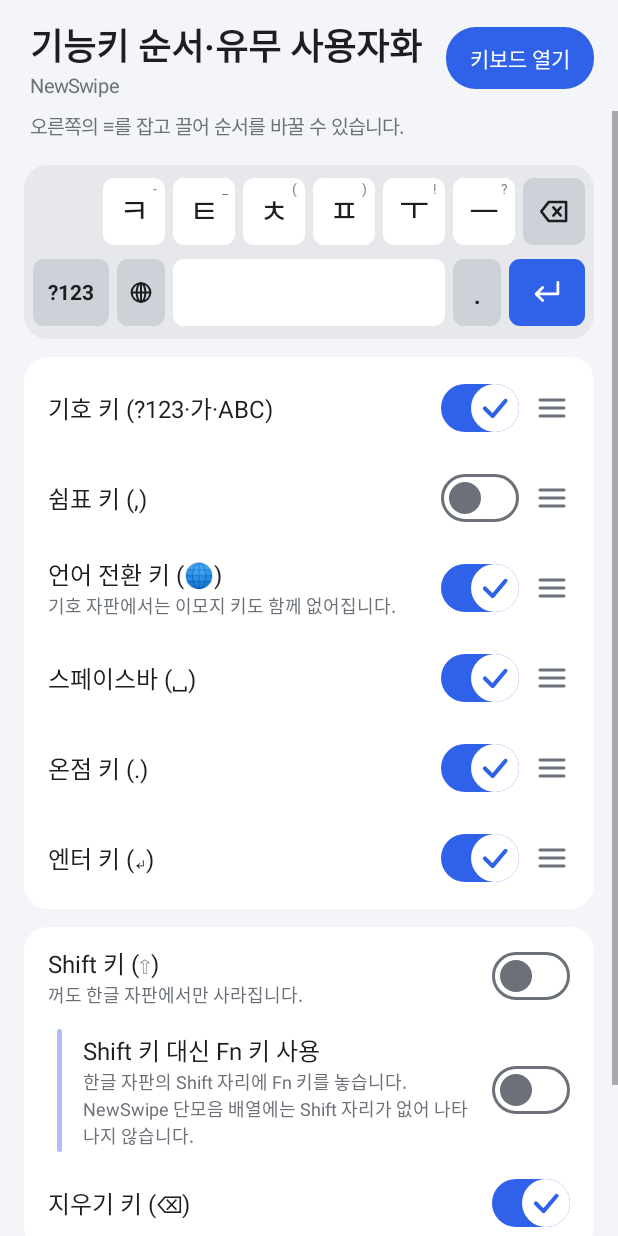
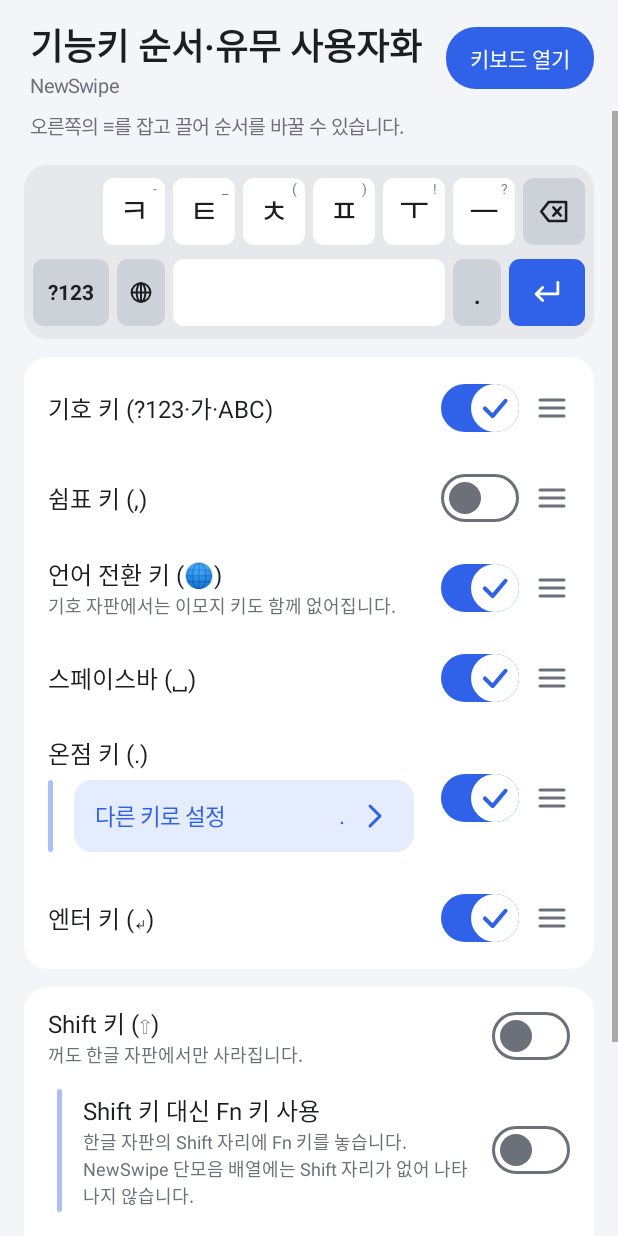
Before and after one commit to TechTree-Alt/NewSwipe, an Android app: the BottomKeysEditorActivity screen opened directly, with no data from a screen before it, on a phone screen of 412 x 824 dp. Run offline under Robolectric (Android 15) with nearby library versions, the phone set to English and light mode, and no system bars.

Commit message:
전체 선택 후 복사 기능 추가, 하단 쉼표·온점 키를 다른 한 글자 키로 바꾸는 설정 추가
Co-Authored-By: Claude Sonnet 5.5 <noreply@anthropic.com>

```diff
--- a/app/src/main/assets/guide/usage.txt
+++ b/app/src/main/assets/guide/usage.txt
@@ -62,6 +62,7 @@ NewSwipe는 '단모음 자판'을 바탕으로 한 한글 키보드입니다.
 · 기호 키를 위로 밀거나 길게 누르면 이모지 창이 열립니다. 숫자 자판의 ?123도 길게 누르면 이모지 창이 열립니다.
 · 🌐︎를 누르면 한글과 영어 자판을 오갑니다. 길게 누르면 다른 키보드를 고를 수 있습니다.
 · '자판 레이아웃 > 기능키 순서·유무 사용자화'에서 Shift 키를 끄고 'Shift 키 대신 Fn 키 사용'을 켜면, 한글 자판의 Shift 자리에 Fn 키가 생깁니다. 탭·길게 누르기·위·아래·왼쪽·오른쪽으로 밀 때 할 일은 그 아래 'Fn 키 사용자화'에서 정합니다 (처음에는 탭하면 클립보드가 열립니다).
+· 같은 화면에서 쉼표 키와 온점 키를 켜 두면 '다른 키로 설정'이 나타납니다. ?·!·… 같은 다른 한 글자를 정하면 그 글자를 입력하는 키로 바뀌고, 길게 누르기·밀기 설정은 그대로 이어집니다.
 
 ## 도구 막대
 자판 위(설정에 따라 아래)의 도구 막대에서 클립보드, 이모지, 음성 입력, 실행 취소, 한 손 모드, 설정, 키보드 숨기기를 쓸 수 있습니다.
--- a/app/src/main/java/com/alternative_studios/newswipe/BottomKeysEditorActivity.java
+++ b/app/src/main/java/com/alternative_studios/newswipe/BottomKeysEditorActivity.java
@@ -178,6 +178,81 @@ public final class BottomKeysEditorActivity extends Activity {
         }));
     }
 
+    /** 쉼표·온점 키의 줄 이름: 다른 글자로 바꿨으면 그 글자를 괄호 안에 보여 준다. */
+    private String rowName(String id) {
+        if (BottomKeys.COMMA.equals(id)) return "쉼표 키 (" + prefs.keyChar(",") + ")";
+        if (BottomKeys.PERIOD.equals(id)) return "온점 키 (" + prefs.keyChar(".") + ")";
+        return BottomKeys.label(id);
+    }
+
+    /** 쉼표·온점 키가 입력할 글자를 정하는 하위 버튼. 오른쪽에 지금 글자를 보여 준다. */
+    private View charButton(String id, TextView nameView) {
+        String slot = BottomKeys.COMMA.equals(id) ? "," : ".";
+        LinearLayout row = new LinearLayout(this);
+        row.setGravity(Gravity.CENTER_VERTICAL);
+        int h = Ui.dp(this, 14);
+        row.setPadding(h, Ui.dp(this, 12), h, Ui.dp(this, 12));
+        row.setBackground(Ui.ripple(accentColor & 0x00FFFFFF | 0x33000000,
+                Ui.round(accentColor & 0x00FFFFFF | 0x1F000000, Ui.dp(this, 12)), Ui.dp(this, 12)));
+        row.addView(text("다른 키로 설정", 15, accentColor),
+                new LinearLayout.LayoutParams(0, ViewGroup.LayoutParams.WRAP_CONTENT, 1f));
+        TextView current = text(prefs.keyChar(slot), 15, accentColor);
+        current.setPadding(0, 0, Ui.dp(this, 8), 0);
+        row.addView(current);
+        row.addView(new Chevron(this, accentColor));
+        row.setClickable(true);
+        row.setFocusable(true);
+        row.setOnClickListener(v -> editChar(slot, () -> {
+            current.setText(prefs.keyChar(slot));
+            nameView.setText(rowName(id));
+            updatePreview();
+        }));
+        LinearLayout.LayoutParams lp = new LinearLayout.LayoutParams(ViewGroup.LayoutParams.MATCH_PARENT,
+                ViewGroup.LayoutParams.WRAP_CONTENT);
+        lp.setMargins(0, Ui.dp(this, 6), Ui.dp(this, 10), Ui.dp(this, 6));
+        row.setLayoutParams(lp);
+        return row;
+    }
+
+    /** 쉼표·온점 키가 입력할 한 글자를 적는 대화상자. */
+    private void editChar(String slot, Runnable done) {
+        android.widget.EditText input = new android.widget.EditText(this);
+        input.setInputType(android.text.InputType.TYPE_CLASS_TEXT | android.text.InputType.TYPE_TEXT_FLAG_NO_SUGGESTIONS);
+        input.setSingleLine(true);
+        input.setFilters(new android.text.InputFilter[]{new android.text.InputFilter.LengthFilter(2)});   // 코드 포인트 하나는 최대 두 칸
+        input.setText(prefs.keyChar(slot));
+        input.setSelection(input.getText().length());
+        input.setGravity(Gravity.CENTER);
+        input.setTextSize(TypedValue.COMPLEX_UNIT_SP, 22);
+        int pad = Ui.dp(this, 20);
+        LinearLayout box = new LinearLayout(this);
+        box.setOrientation(LinearLayout.VERTICAL);
+        box.setPadding(pad, Ui.dp(this, 8), pad, 0);
+        box.addView(text("이 키가 입력할 글자를 한 글자만 적어 주세요 (예: ? ! …). 길게 누르기·밀기 설정은 그대로 이어집니다.", 13, hintColor));
+        box.addView(input);
+        android.app.AlertDialog d = AppTheme.dialogBuilder(this)
+                .setTitle(slot.equals(",") ? "쉼표 키 다른 키로 설정" : "온점 키 다른 키로 설정")
+                .setView(box)
+                .setPositiveButton("저장", null)
+                .setNeutralButton("기본값", (dlg, w) -> {
+                    prefs.setKeyChar(slot, slot);
+                    done.run();
+                })
+                .setNegativeButton("취소", null)
+                .create();
+        d.setOnShowListener(x -> d.getButton(android.app.AlertDialog.BUTTON_POSITIVE).setOnClickListener(v -> {
+            String s = input.getText().toString();
+            if (s.isEmpty() || s.codePointCount(0, s.length()) != 1 || Character.isWhitespace(s.codePointAt(0))) {
+                Toast.makeText(this, "공백이 아닌 한 글자만 적어 주세요", Toast.LENGTH_SHORT).show();
+                return;
+            }
+            prefs.setKeyChar(slot, s);
+            done.run();
+            d.dismiss();
+        }));
+        d.show();
+    }
+
     /** Fn 키의 탭·길게 누르기·밀기 기능을 정하는 화면으로 가는 버튼. 설정 화면의 하위 버튼과 같은 모양이다. */
     private View fnEditButton() {
         LinearLayout row = new LinearLayout(this);
@@ -270,14 +345,26 @@ public final class BottomKeysEditorActivity extends Activity {
         row.setBackground(Ui.round(card, Ui.dp(this, 12)));   // 끌어 올렸을 때 아래 줄이 비치지 않게
         LinearLayout texts = new LinearLayout(this);
         texts.setOrientation(LinearLayout.VERTICAL);
-        texts.addView(text(BottomKeys.label(id), 16, textColor));
+        TextView nameView = text(rowName(id), 16, textColor);
+        texts.addView(nameView);
         String hint = BottomKeys.hint(id);
         if (hint != null) texts.addView(text(hint, 12, hintColor));
+        // 쉼표·온점 키는 켜면 하위 항목으로 다른 글자로 바꾸는 버튼이 나온다 (설정 화면의 하위 항목과 같은 모양).
+        View charGroup = null;
+        if (BottomKeys.COMMA.equals(id) || BottomKeys.PERIOD.equals(id)) {
+            LinearLayout edit = new LinearLayout(this);
+            edit.setOrientation(LinearLayout.VERTICAL);
+            edit.addView(charButton(id, nameView));
+            charGroup = subGroup(0, edit);
+            charGroup.setVisibility(prefs.bottomKeyShown(id) ? View.VISIBLE : View.GONE);
+            texts.addView(charGroup);
+        }
         row.addView(texts, new LinearLayout.LayoutParams(0, ViewGroup.LayoutParams.WRAP_CONTENT, 1f));
 
         ExpressiveSwitch sw = new ExpressiveSwitch(this, accentColor, onAccentColor, hintColor, card);
         sw.setCheckedImmediately(prefs.bottomKeyShown(id));
         sw.setContentDescription(BottomKeys.label(id) + " 표시");
+        final View group = charGroup;
         sw.setOnCheckedChangeListener(checked -> {
             if (!checked && shownCount() <= 1) {
                 // 맨 아래 줄이 비지 않도록 마지막 키는 끌 수 없다.
@@ -286,6 +373,7 @@ public final class BottomKeysEditorActivity extends Activity {
                 return;
             }
             prefs.setBottomKeyShown(id, checked);
+            if (group != null) Ui.setVisibleAnimated(group, checked);
             updatePreview();
         });
         LinearLayout.LayoutParams slp = new LinearLayout.LayoutParams(ViewGroup.LayoutParams.WRAP_CONTENT,
--- a/app/src/main/java/com/alternative_studios/newswipe/PopupEditorActivity.java
+++ b/app/src/main/java/com/alternative_studios/newswipe/PopupEditorActivity.java
@@ -222,7 +222,7 @@ public final class PopupEditorActivity extends Activity {
         String key = (korean ? "ko:" : "en:") + label;
         boolean was = repeatMode && shown.containsKey(key) ? shown.get(key) : on;
         if (repeatMode) shown.put(key, on);
-        ExpressiveChoiceButton cell = new ExpressiveChoiceButton(this, label, was, false, false,
+        ExpressiveChoiceButton cell = new ExpressiveChoiceButton(this, KeyboardLayout.displayLabel(prefs, label), was, false, false,
                 keyboardTheme.accent, keyboardTheme.onAccent, keyboardTheme.text, keyboardTheme.hint);
         cell.setIdleColors(keyboardTheme.key, keyboardTheme.keyPressed);
         cell.setLabelSize(20);
@@ -262,7 +262,7 @@ public final class PopupEditorActivity extends Activity {
         box.addView(help);
         box.addView(input);
         AppTheme.dialogBuilder(this)
-                .setTitle("'" + label + "' 길게 누르기")
+                .setTitle("'" + KeyboardLayout.displayLabel(prefs, label) + "' 길게 누르기")
                 .setView(box)
                 .setPositiveButton("저장", (d, w) -> {
                     String v = input.getText().toString().trim();
--- a/app/src/main/java/com/alternative_studios/newswipe/Prefs.java
+++ b/app/src/main/java/com/alternative_studios/newswipe/Prefs.java
@@ -36,6 +36,8 @@ public final class Prefs {
     public static final String KEY_GAP_X = "key_gap_x";               // 키 좌우 여백 dp, 0~12
     public static final String KEY_GAP_Y = "key_gap_y";               // 키 상하 여백 dp, 0~20
     public static final String PAD_BOTTOM = "pad_bottom";             // dp, 0~48
+    public static final String COMMA_CHAR = "bottom_comma_char";           // 하단 쉼표 키가 입력하는 한 글자 (기본 ",")
+    public static final String PERIOD_CHAR = "bottom_period_char";         // 하단 온점 키가 입력하는 한 글자 (기본 ".")
     public static final String PERIOD_COMMA = "period_comma";         // 쉼표 키 대신 온점 길게 누르기
     /** 한글 자판의 Shift 키를 없앤다 (켜짐 = Shift 키 없음, 그 자리는 빈칸). */
     public static final String KOREAN_SHIFT_HIDDEN = "korean_shift_hidden";
@@ -293,7 +295,7 @@ public final class Prefs {
     static {
         MENU_KEYS.put("layout", keys(KOREAN_LAYOUT, GRID_LAYOUT, NUMBER_ROW, LANDSCAPE_SPLIT, LANDSCAPE_SIZE,
                 KEYBOARD_HEIGHT_LAND, KEY_TEXT_SIZE_LAND,
-                BOTTOM_KEY_ORDER, MODE_KEY_HIDDEN, PERIOD_COMMA, LANGUAGE_KEY_HIDDEN, SPACE_KEY_HIDDEN,
+                BOTTOM_KEY_ORDER, COMMA_CHAR, PERIOD_CHAR, MODE_KEY_HIDDEN, PERIOD_COMMA, LANGUAGE_KEY_HIDDEN, SPACE_KEY_HIDDEN,
                 PERIOD_KEY_HIDDEN, ENTER_KEY_HIDDEN, DELETE_KEY_HIDDEN, KOREAN_SHIFT_HIDDEN, KOREAN_SHIFT_FN));
         MENU_PREFIXES.put("layout", keys("balanced_", LANDSCAPE_SPLIT + "_", "swipe_fk_"));
         MENU_KEYS.put("theme", keys(THEME_MODE, ACCENT_MODE, ACCENT_COLOR, GRID_COLORS));
@@ -376,7 +378,7 @@ public final class Prefs {
 
     /** '기능키 순서·유무 사용자화' 화면의 값. */
     public void resetBottomKeys() {
-        removeKeys(new String[]{BOTTOM_KEY_ORDER, MODE_KEY_HIDDEN, PERIOD_COMMA, LANGUAGE_KEY_HIDDEN,
+        removeKeys(new String[]{BOTTOM_KEY_ORDER, COMMA_CHAR, PERIOD_CHAR, MODE_KEY_HIDDEN, PERIOD_COMMA, LANGUAGE_KEY_HIDDEN,
                 SPACE_KEY_HIDDEN, PERIOD_KEY_HIDDEN, ENTER_KEY_HIDDEN, DELETE_KEY_HIDDEN, KOREAN_SHIFT_HIDDEN,
                 KOREAN_SHIFT_FN}, NONE);
     }
@@ -450,6 +452,24 @@ public final class Prefs {
     public int padTopDp() { return sp.getInt(PAD_TOP, 0); }
     public int padBottomDp() { return sp.getInt(PAD_BOTTOM, 4); }
     public boolean periodComma() { return sp.getBoolean(PERIOD_COMMA, true); }
+
+    /**
+     * 하단 쉼표(",")·온점(".") 키가 입력하는 글자. 다른 글자로 바꾸지 않았으면 그대로 돌려준다.
+     * 길게 누르기·밀기·연속 입력 설정은 바뀐 글자가 아니라 원래 자리(",", ".")에 저장되어 있다.
+     */
+    public String keyChar(String label) {
+        if (",".equals(label)) return sp.getString(COMMA_CHAR, ",");
+        if (".".equals(label)) return sp.getString(PERIOD_CHAR, ".");
+        return label;
+    }
+
+    /** 쉼표·온점 키가 입력할 글자를 정한다. 한 글자(코드 포인트 하나)가 아니거나 원래 글자면 기본값으로 돌린다. */
+    public void setKeyChar(String label, String c) {
+        String key = ",".equals(label) ? COMMA_CHAR : ".".equals(label) ? PERIOD_CHAR : null;
+        if (key == null) return;
+        if (c == null || c.isEmpty() || c.codePointCount(0, c.length()) != 1 || c.equals(label)) sp.edit().remove(key).apply();
+        else sp.edit().putString(key, c).apply();
+    }
     public boolean periodKeyHidden() { return sp.getBoolean(PERIOD_KEY_HIDDEN, false); }
     public boolean twoFingerUndo() { return sp.getBoolean(TWO_FINGER_UNDO, false); }
     public boolean swipeKeyboardCustom() { return sp.getBoolean(SWIPE_KEYBOARD_CUSTOM, false); }
--- a/app/src/main/java/com/alternative_studios/newswipe/SwipeCustomEditorActivity.java
+++ b/app/src/main/java/com/alternative_studios/newswipe/SwipeCustomEditorActivity.java
@@ -203,7 +203,7 @@ public final class SwipeCustomEditorActivity extends Activity {
         String key = (korean ? "ko:" : "en:") + label;
         boolean was = shown.containsKey(key) ? shown.get(key) : custom;
         shown.put(key, custom);
-        ExpressiveChoiceButton cell = new ExpressiveChoiceButton(this, label, was, false, false,
+        ExpressiveChoiceButton cell = new ExpressiveChoiceButton(this, KeyboardLayout.displayLabel(prefs, label), was, false, false,
                 keyboardTheme.accent, keyboardTheme.onAccent, keyboardTheme.text, keyboardTheme.hint);
         cell.setIdleColors(keyboardTheme.key, keyboardTheme.keyPressed);
         cell.setLabelSize(18);
@@ -261,7 +261,7 @@ public final class SwipeCustomEditorActivity extends Activity {
         ScrollView sv = new ScrollView(this);
         sv.addView(box);
         AppTheme.dialogBuilder(this)
-                .setTitle("'" + label + "' 밀어서 글자 입력")
+                .setTitle("'" + KeyboardLayout.displayLabel(prefs, label) + "' 밀어서 글자 입력")
                 .setView(sv)
                 .setPositiveButton("저장", (d, w) -> {
                     for (int i = 0; i < inputs.length; i++) {
--- a/app/src/main/java/com/alternative_studios/newswipe/keyboard/KeyboardLayout.java
+++ b/app/src/main/java/com/alternative_studios/newswipe/keyboard/KeyboardLayout.java
@@ -620,14 +620,13 @@ public final class KeyboardLayout {
                     k = fn(modeType, modeLabel, wideW);
                     break;
                 case BottomKeys.COMMA:
-                    k = customSwipes(fnChar(",", popupFor(prefs, true, ",", COMMA_POPUP), narrowW), prefs, true);
+                    k = slotChar(",", prefs, popupFor(prefs, true, ",", COMMA_POPUP), narrowW);
                     break;
                 case BottomKeys.GLOBE:
                     k = fn(emojiKey ? Key.EMOJI : Key.LANGUAGE, "", narrowW);
                     break;
                 case BottomKeys.PERIOD:
-                    k = customSwipes(fnChar(".", popupFor(prefs, true, ".", periodPopup(periodComma)), narrowW),
-                            prefs, true);
+                    k = slotChar(".", prefs, popupFor(prefs, true, ".", periodPopup(periodComma)), narrowW);
                     if (prefs == null || (!prefs.swipeCustom() && prefs.periodSwipeComma())) k.swipeUp = ",";
                     break;
                 case BottomKeys.ENTER:
@@ -651,8 +650,21 @@ public final class KeyboardLayout {
     }
 
     private static Key customSwipes(Key k, Prefs prefs, boolean korean) {
-        if (prefs != null && prefs.swipeCustom()) applyCustomSwipes(k, prefs, korean, k.label);
+        if (prefs != null && prefs.swipeCustom()) applyCustomSwipes(k, prefs, korean, k.slot());
         return k;
+    }
+
+    /** 키에 쓰는 글자: 하단 쉼표·온점 키를 다른 글자로 바꿨으면 그 글자 (설정에는 원래 자리 이름 slot으로 저장된다). */
+    public static String displayLabel(Prefs prefs, String slot) {
+        return prefs == null ? slot : prefs.keyChar(slot);
+    }
+
+    /** 하단 쉼표(",")·온점(".") 자리의 키. 사용자가 다른 글자로 바꿨으면 그 글자를 입력한다. */
+    private static Key slotChar(String slot, Prefs prefs, String[] popup, float weight) {
+        String c = displayLabel(prefs, slot);
+        Key k = fnChar(c, popup, weight);
+        k.slot = slot;
+        return customSwipes(k, prefs, true);
     }
 
     private static Key ch(String label, String[] popup) {
--- a/app/src/main/java/com/alternative_studios/newswipe/keyboard/KeyboardView.java
+++ b/app/src/main/java/com/alternative_studios/newswipe/keyboard/KeyboardView.java
@@ -207,7 +207,7 @@ public final class KeyboardView extends View {
 
     private boolean isRepeatChar(Key k) {
         return k.type == Key.CHAR && !repeatChars.isEmpty() && layout != null
-                && repeatChars.contains(KeyboardLayout.groupOf(layout.kind == KeyboardLayout.KOREAN, k.label) + "_" + k.label);
+                && repeatChars.contains(KeyboardLayout.groupOf(layout.kind == KeyboardLayout.KOREAN, k.slot()) + "_" + k.slot());
     }
 
     // 팝업 (길게 누르기 문자 선택)
--- a/app/src/main/java/com/alternative_studios/newswipe/keyboard/SwipeAction.java
+++ b/app/src/main/java/com/alternative_studios/newswipe/keyboard/SwipeAction.java
@@ -33,6 +33,8 @@ public final class SwipeAction {
     public static final String UNDO = "undo";
     public static final String REDO = "redo";
     public static final String SELECT_ALL = "select_all";
+    /** 입력란의 모든 내용을 선택하고 복사한다. */
+    public static final String SELECT_ALL_COPY = "select_all_copy";
     public static final String COPY = "copy";
     public static final String CUT = "cut";
     public static final String PASTE = "paste";
@@ -60,7 +62,8 @@ public final class SwipeAction {
             {NONE, "없음", "없음"},
             {UNDO, "실행 취소", "실행 취소"},
             {REDO, "다시 실행", "다시 실행"},
-            {SELECT_ALL, "모두 선택", "모두 선택"},
+            {SELECT_ALL, "전체 선택", "전체 선택"},
+            {SELECT_ALL_COPY, "전체 선택 후 복사", "전체 복사"},
             {COPY, "복사", "복사"},
             {CUT, "잘라내기", "잘라내기"},
             {PASTE, "붙여넣기 (지금 클립보드)", "붙여넣기"},
```
Also changed, not shown: app/src/main/java/com/alternative_studios/newswipe/NewSwipeIME.java (+6 -2 lines), app/src/main/java/com/alternative_studios/newswipe/keyboard/Key.java (+10 -0 lines).
